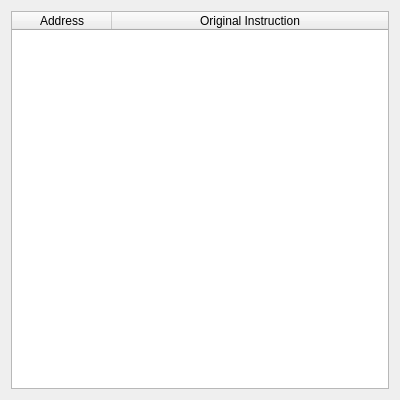
korcankaraokcu/PINCE, file GUI/RestoreInstructionsWidget.ui: the form before one commit.
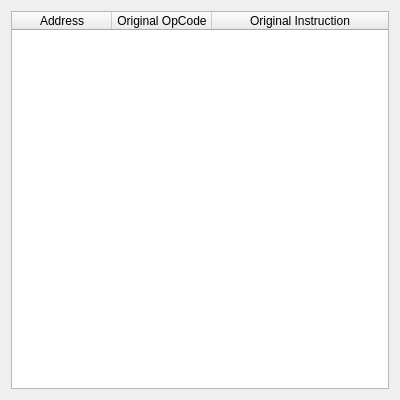
The form after the commit.

Commit message: Add new Edit Instruction dialog in disassembly view

Diff of the .ui file:
```diff
--- a/GUI/RestoreInstructionsWidget.ui
+++ b/GUI/RestoreInstructionsWidget.ui
@@ -45,6 +45,11 @@
        <string>Address</string>
       </property>
      </column>
+     <column>
+      <property name="text">
+       <string>Original OpCode</string>
+      </property>
+     </column>
      <column>
       <property name="text">
        <string>Original Instruction</string>
```
The commit also changes 5 other files.
